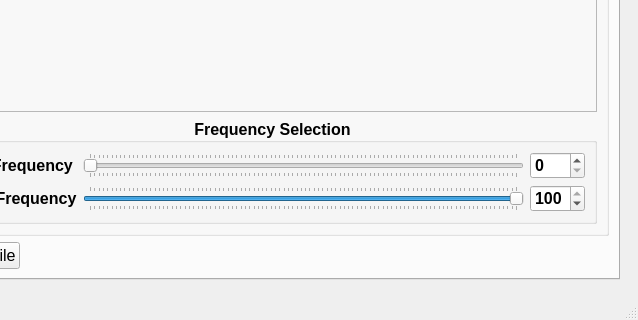
This is qtapp/gui/interface.ui in GyroidInc/sbh-kivyapp as Qt 5 draws it before an edit; both pictures show x 802 to 1440 and y 455 to 775 of the 1440 by 775 pixel window. The edited form follows.
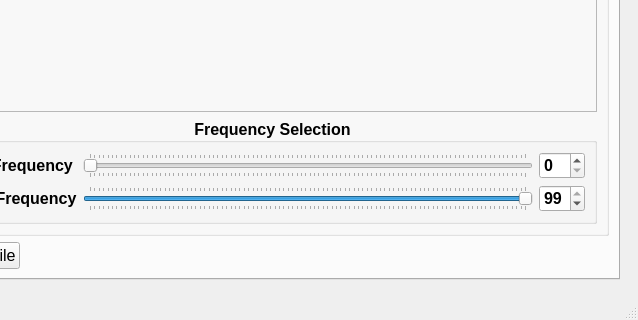
This is the edited form. The open tabs and pages were chosen to show the change. Icons and pictures are not drawn.

```diff
--- a/qtapp/gui/interface.ui
+++ b/qtapp/gui/interface.ui
@@ -179,10 +179,10 @@
                     </font>
                    </property>
                    <property name="maximum">
-                    <number>100</number>
+                    <number>99</number>
                    </property>
                    <property name="value">
-                    <number>100</number>
+                    <number>99</number>
                    </property>
                   </widget>
                  </item>
```
Left out of the diff: 68 changed lines with no effect on the pictures.
